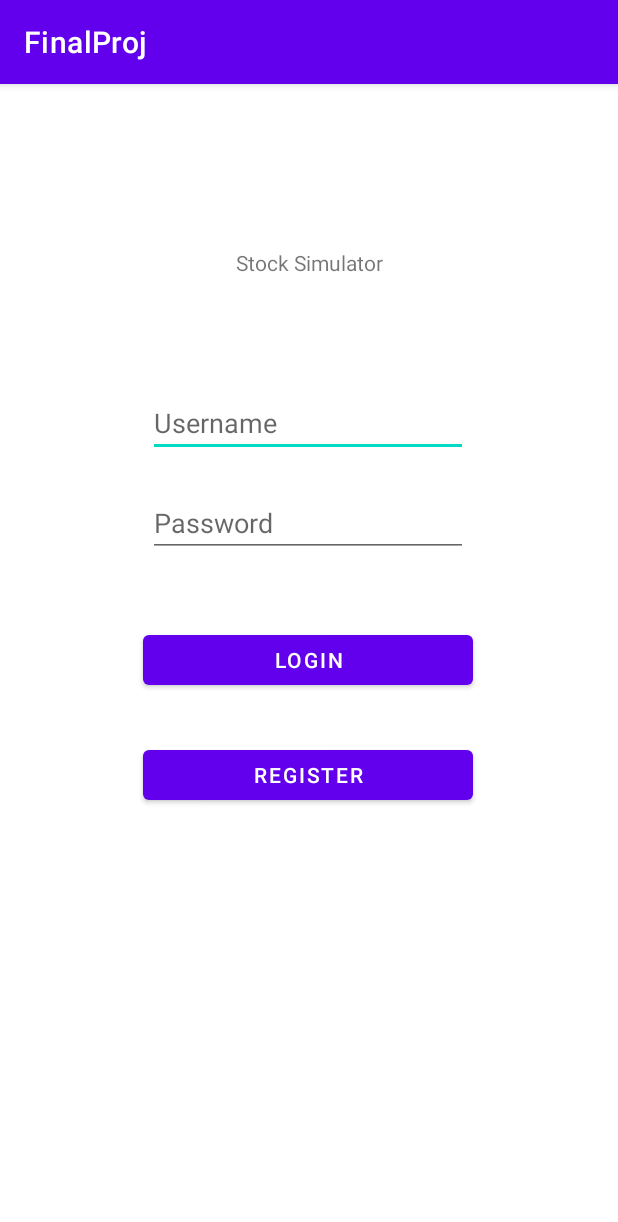
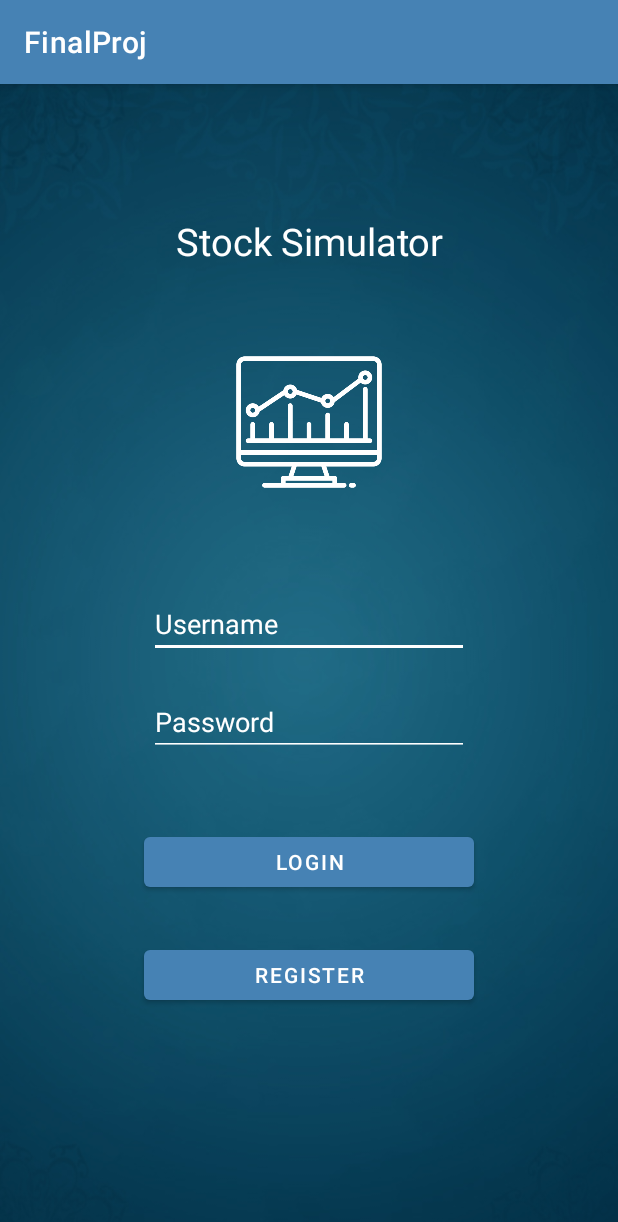
Before and after one commit to varunm18/StockMarketSimulator, an Android app: the screen it shows after launch (MainActivity), on a phone screen of 412 x 824 dp. Shown: the top 1222 px of the screen. Run offline under Robolectric (Android 15) with nearby library versions, the phone set to English and light mode, and no system bars; our stand-ins replace Firebase (no records; nobody signed in at launch, a user with empty details on screens opened directly).

Commit message:
Changed the style of the app

```diff
--- a/app/src/main/java/com/example/finalproj/Stocks.java
+++ b/app/src/main/java/com/example/finalproj/Stocks.java
@@ -48,7 +48,7 @@ import java.util.List;
 public class Stocks extends AppCompatActivity {
 
     EditText stockName;
-    Button getDetails;
+    ImageView getDetails;
     TextView moneyText, newsText, linkText, valText, profitText;
     ListView listView;
     User user;
@@ -146,7 +146,7 @@ public class Stocks extends AppCompatActivity {
             TextView totalText = adapterLayout.findViewById(R.id.total);
             EditText sellEdit = adapterLayout.findViewById(R.id.sellEditText);
             Button sell = adapterLayout.findViewById(R.id.sellButton);
-            Button news = adapterLayout.findViewById(R.id.newsButton);
+            ImageView news = adapterLayout.findViewById(R.id.newsButton);
 
             Portfolio port = portfolios.get(position);
             if(position+1==portfolios.size())
--- a/app/src/main/res/layout/activity_main.xml
+++ b/app/src/main/res/layout/activity_main.xml
@@ -4,71 +4,95 @@
     xmlns:tools="http://schemas.android.com/tools"
     android:layout_width="match_parent"
     android:layout_height="match_parent"
+    android:background="@drawable/back"
     tools:context=".MainActivity">
+
+    <ImageView
+        android:id="@+id/imageView3"
+        android:layout_width="wrap_content"
+        android:layout_height="wrap_content"
+        android:adjustViewBounds="true"
+        android:maxWidth="100dp"
+        android:maxHeight="100dp"
+        android:scaleType="fitCenter"
+        app:layout_constraintBottom_toBottomOf="parent"
+        app:layout_constraintEnd_toEndOf="parent"
+        app:layout_constraintStart_toStartOf="parent"
+        app:layout_constraintTop_toTopOf="parent"
+        app:layout_constraintVertical_bias="0.262"
+        app:srcCompat="@drawable/stock" />
 
     <TextView
         android:id="@+id/textView"
         android:layout_width="wrap_content"
         android:layout_height="wrap_content"
         android:text="Stock Simulator"
+        android:textColor="@color/white"
+        android:textSize="25sp"
         app:layout_constraintBottom_toBottomOf="parent"
         app:layout_constraintEnd_toEndOf="parent"
+        app:layout_constraintHorizontal_bias="0.502"
         app:layout_constraintStart_toStartOf="parent"
         app:layout_constraintTop_toTopOf="parent"
-        app:layout_constraintVertical_bias="0.146" />
+        app:layout_constraintVertical_bias="0.119" />
 
     <EditText
         android:id="@+id/userName"
         android:layout_width="wrap_content"
         android:layout_height="wrap_content"
+        android:backgroundTint="@color/white"
         android:ems="10"
+        android:hint="Username"
         android:inputType="textPersonName"
         android:text=""
-        android:hint = "Username"
+        android:textColor="@color/white"
+        android:textColorHint="@color/white"
         app:layout_constraintBottom_toBottomOf="parent"
         app:layout_constraintEnd_toEndOf="parent"
-        app:layout_constraintHorizontal_bias="0.497"
         app:layout_constraintStart_toStartOf="parent"
         app:layout_constraintTop_toTopOf="parent"
-        app:layout_constraintVertical_bias="0.281" />
-
-    <EditText
-        android:id="@+id/password"
-        android:layout_width="wrap_content"
-        android:layout_height="wrap_content"
-        android:ems="10"
-        android:inputType="textPersonName"
-        android:text=""
-        android:hint = "Password"
-        app:layout_constraintBottom_toBottomOf="parent"
-        app:layout_constraintEnd_toEndOf="parent"
-        app:layout_constraintHorizontal_bias="0.497"
-        app:layout_constraintStart_toStartOf="parent"
-        app:layout_constraintTop_toTopOf="parent"
-        app:layout_constraintVertical_bias="0.374" />
+        app:layout_constraintVertical_bias="0.467" />
 
     <Button
         android:id="@+id/login"
         android:layout_width="220dp"
         android:layout_height="45dp"
         android:text="Login"
+        android:textColor="@color/white"
         app:layout_constraintBottom_toBottomOf="parent"
         app:layout_constraintEnd_toEndOf="parent"
-        app:layout_constraintHorizontal_bias="0.497"
         app:layout_constraintStart_toStartOf="parent"
-        app:layout_constraintTop_toTopOf="parent" />
+        app:layout_constraintTop_toTopOf="parent"
+        app:layout_constraintVertical_bias="0.686" />
+
+    <EditText
+        android:id="@+id/password"
+        android:layout_width="wrap_content"
+        android:layout_height="wrap_content"
+        android:backgroundTint="@color/white"
+        android:ems="10"
+        android:hint="Password"
+        android:inputType="textPersonName"
+        android:text=""
+        android:textColor="@color/white"
+        android:textColorHint="@color/white"
+        app:layout_constraintBottom_toBottomOf="parent"
+        app:layout_constraintEnd_toEndOf="parent"
+        app:layout_constraintStart_toStartOf="parent"
+        app:layout_constraintTop_toTopOf="parent"
+        app:layout_constraintVertical_bias="0.557" />
 
     <Button
         android:id="@+id/register"
         android:layout_width="220dp"
         android:layout_height="45dp"
         android:text="Register"
+        android:textColor="@color/white"
         app:layout_constraintBottom_toBottomOf="parent"
         app:layout_constraintEnd_toEndOf="parent"
-        app:layout_constraintHorizontal_bias="0.497"
         app:layout_constraintStart_toStartOf="parent"
         app:layout_constraintTop_toTopOf="parent"
-        app:layout_constraintVertical_bias="0.606" />
+        app:layout_constraintVertical_bias="0.791" />
 
 
 </androidx.constraintlayout.widget.ConstraintLayout>
--- a/app/src/main/res/layout/adapter_history_layout.xml
+++ b/app/src/main/res/layout/adapter_history_layout.xml
@@ -9,6 +9,7 @@
         android:layout_height="wrap_content"
         android:layout_marginLeft="15dp"
         android:layout_marginTop="10dp"
+        android:textColor="@color/white"
         android:text="Loading..." />
 
     <TextView
@@ -17,6 +18,7 @@
         android:layout_height="wrap_content"
         android:layout_marginLeft="73dp"
         android:layout_marginTop="10dp"
+        android:textColor="@color/white"
         android:text="Loading..." />
 
     <TextView
@@ -25,6 +27,7 @@
         android:layout_height="wrap_content"
         android:layout_marginLeft="135dp"
         android:layout_marginTop="10dp"
+        android:textColor="@color/white"
         android:text="Loading..." />
 
     <TextView
@@ -33,6 +36,7 @@
         android:layout_height="wrap_content"
         android:layout_marginLeft="200dp"
         android:layout_marginTop="10dp"
+        android:textColor="@color/white"
         android:text="Loading..." />
 
     <TextView
@@ -41,6 +45,7 @@
         android:layout_height="wrap_content"
         android:layout_marginLeft="300dp"
         android:layout_marginTop="10dp"
+        android:textColor="@color/white"
         android:text="Loading..." />
 
 </RelativeLayout>
--- /dev/null
+++ b/app/src/main/res/layout/spinner_list.xml
@@ -0,0 +1,6 @@
+<?xml version="1.0" encoding="utf-8"?>
+<TextView
+    xmlns:android="http://schemas.android.com/apk/res/android"
+    android:layout_width="match_parent"
+    android:layout_height="wrap_content"
+    android:textColor="@android:color/white"/>
--- a/app/src/main/res/values/colors.xml
+++ b/app/src/main/res/values/colors.xml
@@ -7,4 +7,5 @@
     <color name="teal_700">#FF018786</color>
     <color name="black">#FF000000</color>
     <color name="white">#FFFFFFFF</color>
+    <color name="blue">#4682B4</color>
 </resources>
--- a/app/src/main/res/values/themes.xml
+++ b/app/src/main/res/values/themes.xml
@@ -2,9 +2,9 @@
     <!-- Base application theme. -->
     <style name="Theme.FinalProj" parent="Theme.MaterialComponents.DayNight.DarkActionBar">
         <!-- Primary brand color. -->
-        <item name="colorPrimary">@color/purple_500</item>
-        <item name="colorPrimaryVariant">@color/purple_700</item>
-        <item name="colorOnPrimary">@color/white</item>
+        <item name="colorPrimary">@color/blue</item>
+        <item name="colorPrimaryVariant">@color/blue</item>
+        <item name="colorAccent">@color/white</item>
         <!-- Secondary brand color. -->
         <item name="colorSecondary">@color/teal_200</item>
         <item name="colorSecondaryVariant">@color/teal_700</item>
```
Also changed, not shown: app/src/main/java/com/example/finalproj/StockView.java (+19 -2 lines), app/src/main/res/layout/activity_history.xml (+8 -0 lines), app/src/main/res/layout/activity_settings.xml (+12 -0 lines), app/src/main/res/layout/activity_stock_view.xml (+20 -1 lines), app/src/main/res/layout/activity_stocks.xml (+39 -21 lines), app/src/main/res/layout/adapter_layout.xml (+29 -18 lines), app/src/main/res/drawable-v24/back.jpg (added), app/src/main/res/drawable-v24/news.png (added), app/src/main/res/drawable-v24/stock.png (added).
